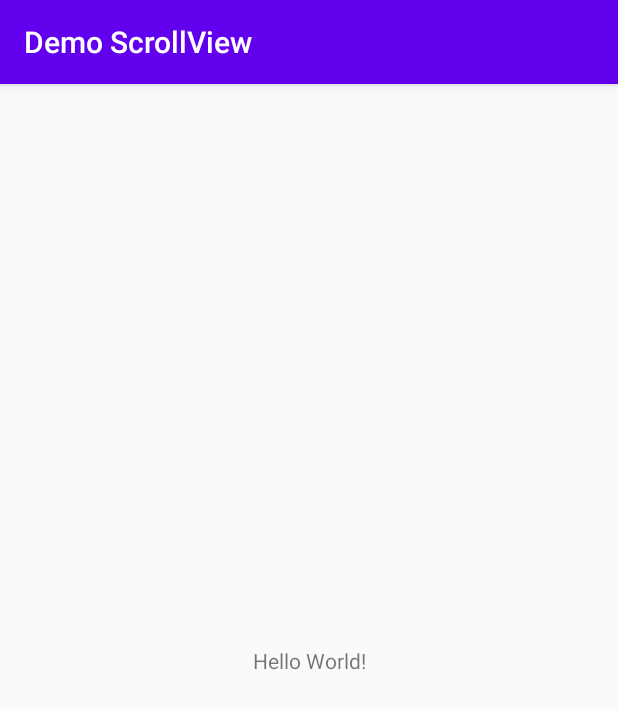
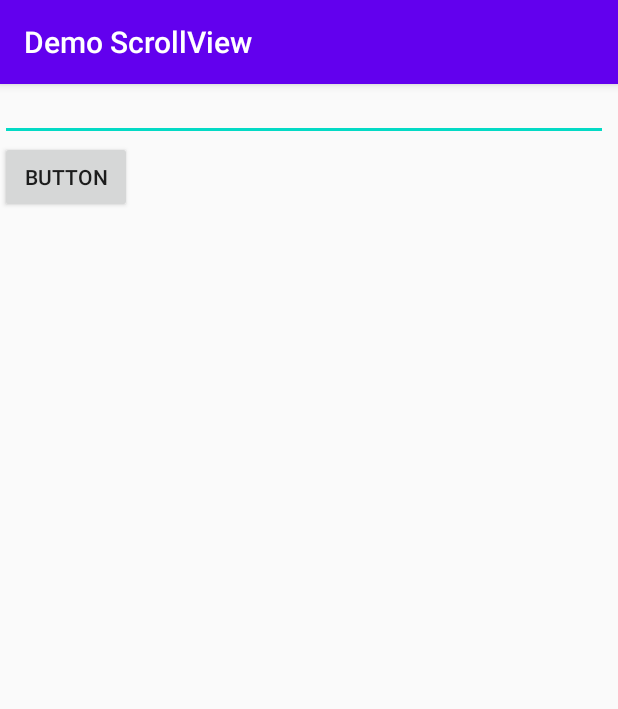
Before and after one commit to KarenKuan/DemoScrollView, an Android app: the screen it shows after launch (MainActivity), on a phone screen of 412 x 824 dp. Shown: the top 709 px of the screen. Run offline under Robolectric (Android 15) with nearby library versions, the phone set to English and light mode, and no system bars.

Commit message:
DemoScrollView

```diff
--- a/app/src/main/res/layout/activity_main.xml
+++ b/app/src/main/res/layout/activity_main.xml
@@ -1,18 +1,29 @@
 <?xml version="1.0" encoding="utf-8"?>
-<androidx.constraintlayout.widget.ConstraintLayout xmlns:android="http://schemas.android.com/apk/res/android"
+<ScrollView xmlns:android="http://schemas.android.com/apk/res/android"
     xmlns:app="http://schemas.android.com/apk/res-auto"
     xmlns:tools="http://schemas.android.com/tools"
     android:layout_width="match_parent"
-    android:layout_height="match_parent"
-    tools:context=".MainActivity">
+    android:layout_height="match_parent">
 
-    <TextView
-        android:layout_width="wrap_content"
-        android:layout_height="wrap_content"
-        android:text="Hello World!"
-        app:layout_constraintBottom_toBottomOf="parent"
-        app:layout_constraintLeft_toLeftOf="parent"
-        app:layout_constraintRight_toRightOf="parent"
-        app:layout_constraintTop_toTopOf="parent" />
+    <LinearLayout
+        android:layout_width="match_parent"
+        android:layout_height="match_parent"
+        android:orientation="vertical"
+        tools:context=".MainActivity">
 
-</androidx.constraintlayout.widget.ConstraintLayout>
+        <EditText
+            android:id="@+id/editText"
+            android:layout_width="405dp"
+            android:layout_height="38dp"
+            android:ems="10"
+            android:gravity="start|top"
+            android:inputType="textMultiLine" />
+
+        <Button
+            android:id="@+id/button"
+            android:layout_width="wrap_content"
+            android:layout_height="wrap_content"
+            android:text="Button" />
+
+    </LinearLayout>
+</ScrollView>
```
